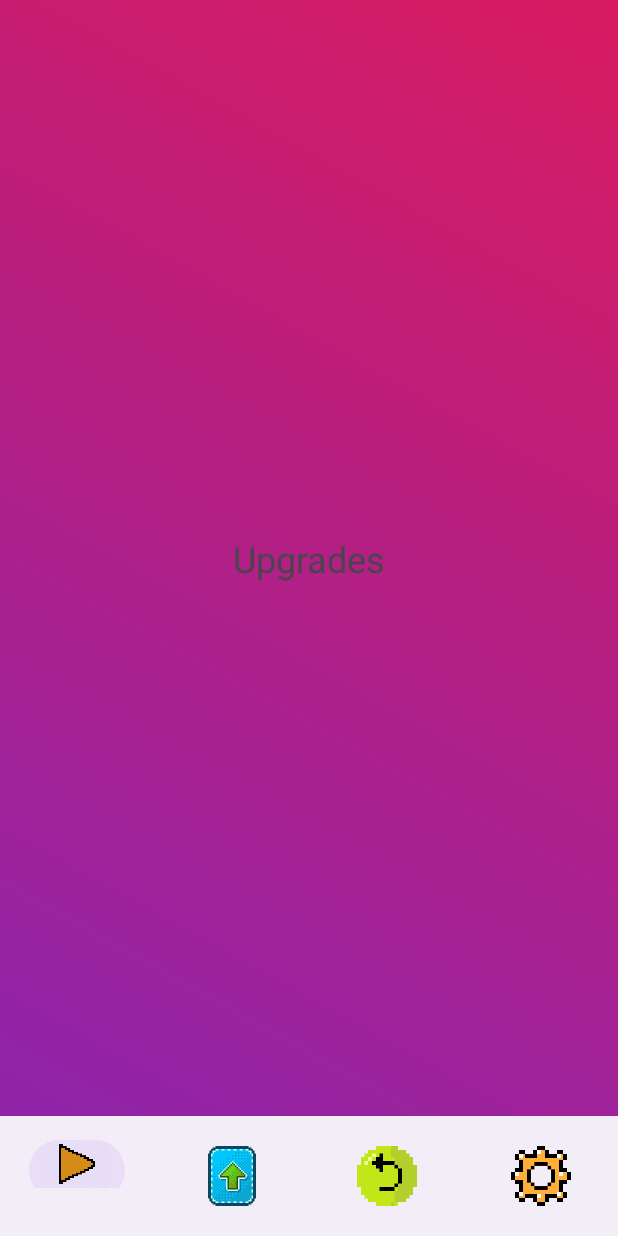
After one commit to KTUccgame/Mobil, an Android app: the fragment UpgradesFragment placed in its activity, on a phone screen of 412 x 824 dp. The commit adds this screen. Run offline under Robolectric (Android 15) with nearby library versions, the phone set to English and light mode, and no system bars; our stand-ins replace Room's generated code.

Commit message:
Menu, gradients
Added bottom menu for navigation between windows
Added background for each window in the form of gradients

```diff
--- a/app/src/main/java/com/example/mobilclicker/MainActivity.java
+++ b/app/src/main/java/com/example/mobilclicker/MainActivity.java
@@ -12,6 +12,10 @@ import androidx.appcompat.app.AppCompatActivity;
 import androidx.core.graphics.Insets;
 import androidx.core.view.ViewCompat;
 import androidx.core.view.WindowInsetsCompat;
+import androidx.fragment.app.Fragment;
+import androidx.fragment.app.FragmentManager;
+
+import com.google.android.material.bottomnavigation.BottomNavigationView;
 
 public class MainActivity extends AppCompatActivity {
     AppDatabase _db;
@@ -22,16 +26,13 @@ public class MainActivity extends AppCompatActivity {
     @Override
     protected void onCreate(Bundle savedInstanceState) {
         super.onCreate(savedInstanceState);
-        EdgeToEdge.enable(this);
         setContentView(R.layout.activity_main);
-        ViewCompat.setOnApplyWindowInsetsListener(findViewById(R.id.main), (v, insets) -> {
-            Insets systemBars = insets.getInsets(WindowInsetsCompat.Type.systemBars());
-            v.setPadding(systemBars.left, systemBars.top, systemBars.right, systemBars.bottom);
-            return insets;
 
+        //Nustatome ikonas į default spalvas
+        BottomNavigationView bottomNavigationView = findViewById(R.id.bottom_navigation);
+        bottomNavigationView.setItemIconTintList(null);
 
-        });
-
+        //Senų mygtuku nustatymas
         _button = findViewById((R.id.button));
         _textview = findViewById(R.id.textview);
         _db = AppActivity.getDatabase();
@@ -60,5 +61,41 @@ public class MainActivity extends AppCompatActivity {
                 // call update points here
             }
         });
+
+
+
+
+        //Menu navigacija
+        bottomNavigationView.setOnItemSelectedListener(item -> {
+            FragmentManager fragmentManager = getSupportFragmentManager();
+            Fragment selectedFragment = null;
+
+            if (item.getItemId() == R.id.nav_play) {
+                fragmentManager.popBackStack(null, FragmentManager.POP_BACK_STACK_INCLUSIVE);
+                return true;
+            } else if (item.getItemId() == R.id.nav_upgrades) {
+                selectedFragment = new UpgradesFragment();
+            } else if (item.getItemId() == R.id.nav_rebirth) {
+                selectedFragment = new RebirthFragment();
+            } else if (item.getItemId() == R.id.nav_settings) {
+                selectedFragment = new SettingsFragment();
+            }
+
+            if (selectedFragment != null) {
+                fragmentManager.beginTransaction()
+                        .replace(R.id.fragment_container, selectedFragment)
+                        .addToBackStack(null) // Leidžia grįžti atgal į Play ekraną
+                        .commit();
+            }
+
+            return true;
+        });
+
+        // Automatiškai nustatome Play ekraną kaip pradinį
+        if (savedInstanceState == null) {
+            bottomNavigationView.setSelectedItemId(R.id.nav_play);
+        }
+
+
     }
 }
--- /dev/null
+++ b/app/src/main/java/com/example/mobilclicker/UpgradesFragment.java
@@ -0,0 +1,28 @@
+package com.example.mobilclicker;
+
+import android.os.Bundle;
+import android.os.Handler;
+import android.view.LayoutInflater;
+import android.view.View;
+import android.view.ViewGroup;
+
+import androidx.fragment.app.Fragment;
+
+public class UpgradesFragment extends Fragment {
+
+
+    private  boolean isGeneratorActive = false;
+    private Handler handler = new Handler();
+
+
+    public UpgradesFragment() {
+        // Reikalingas tuščias konstruktorius
+    }
+
+    @Override
+    public View onCreateView(LayoutInflater inflater, ViewGroup container,
+                             Bundle savedInstanceState) {
+        // Sukuriame ir grąžiname fragmento vaizdą
+        return inflater.inflate(R.layout.fragment_upgrades, container, false);
+    }
+}
--- /dev/null
+++ b/app/src/main/res/drawable/gradient_play.xml
@@ -0,0 +1,7 @@
+<shape xmlns:android="http://schemas.android.com/apk/res/android">
+    <gradient
+        android:angle="45"
+        android:startColor="#FF0000"
+        android:endColor="#FFFF00"
+        android:type="linear" />
+</shape>
--- /dev/null
+++ b/app/src/main/res/drawable/gradient_upgrades.xml
@@ -0,0 +1,7 @@
+<shape xmlns:android="http://schemas.android.com/apk/res/android">
+    <gradient
+        android:angle="45"
+        android:startColor="#8E24AA"
+        android:endColor="#D81B60"
+        android:type="linear" />
+</shape>
--- a/app/src/main/res/layout/activity_main.xml
+++ b/app/src/main/res/layout/activity_main.xml
@@ -5,7 +5,8 @@
     android:id="@+id/main"
     android:layout_width="match_parent"
     android:layout_height="match_parent"
-    tools:context=".MainActivity">
+    tools:context=".MainActivity"
+    android:background="@drawable/gradient_play">
 
     <TextView
         android:id="@+id/textview"
@@ -27,38 +28,29 @@
         android:layout_marginBottom="241dp"
         android:text="LostInAndroid"
         app:layout_constraintBottom_toBottomOf="parent"
-        app:layout_constraintEnd_toEndOf="parent" />
+        app:layout_constraintEnd_toEndOf="parent"
+        tools:ignore="HardcodedText" />
 
-    <Button
-        android:id="@+id/button2"
-        android:layout_width="125dp"
-        android:layout_height="75dp"
-        android:layout_marginStart="10dp"
-        android:layout_marginBottom="8dp"
-        android:text="Main?"
+    <FrameLayout
+        android:id="@+id/fragment_container"
+        android:layout_width="0dp"
+        android:layout_height="0dp"
+        app:layout_constraintBottom_toTopOf="@id/bottom_navigation"
+        app:layout_constraintStart_toStartOf="parent"
+        app:layout_constraintEnd_toEndOf="parent"
+        app:layout_constraintTop_toTopOf="parent" />
+
+    <!-- Bottom Navigation View -->
+    <com.google.android.material.bottomnavigation.BottomNavigationView
+        android:id="@+id/bottom_navigation"
+        android:layout_width="0dp"
+        android:layout_height="wrap_content"
+        app:itemIconSize="40dp"
+        app:labelVisibilityMode="auto"
         app:layout_constraintBottom_toBottomOf="parent"
-        app:layout_constraintStart_toStartOf="parent" />
+        app:layout_constraintStart_toStartOf="parent"
+        app:layout_constraintEnd_toEndOf="parent"
+        app:menu="@menu/bottom_nav_menu" />
 
-    <Button
-        android:id="@+id/button3"
-        android:layout_width="125dp"
-        android:layout_height="75dp"
-        android:layout_marginEnd="10dp"
-        android:layout_marginBottom="8dp"
-        android:text="Misc?"
-        app:layout_constraintBottom_toBottomOf="parent"
-        app:layout_constraintEnd_toEndOf="parent" />
-
-    <Button
-        android:id="@+id/button4"
-        android:layout_width="125dp"
-        android:layout_height="75dp"
-        android:layout_marginStart="8dp"
-        android:layout_marginEnd="8dp"
-        android:layout_marginBottom="8dp"
-        android:text="Shop?"
-        app:layout_constraintBottom_toBottomOf="parent"
-        app:layout_constraintEnd_toStartOf="@+id/button3"
-        app:layout_constraintStart_toEndOf="@+id/button2" />
 
 </androidx.constraintlayout.widget.ConstraintLayout>
--- /dev/null
+++ b/app/src/main/res/layout/fragment_upgrades.xml
@@ -0,0 +1,21 @@
+<?xml version="1.0" encoding="utf-8"?>
+<androidx.constraintlayout.widget.ConstraintLayout xmlns:android="http://schemas.android.com/apk/res/android"
+    xmlns:app="http://schemas.android.com/apk/res-auto"
+    xmlns:tools="http://schemas.android.com/tools"
+    android:layout_width="match_parent"
+    android:layout_height="match_parent"
+    tools:context=".UpgradesFragment"
+    android:background="@drawable/gradient_upgrades">
+
+    <TextView
+        android:id="@+id/text_upgrades"
+        android:layout_width="wrap_content"
+        android:layout_height="wrap_content"
+        android:text="Upgrades"
+        android:textSize="24sp"
+        app:layout_constraintBottom_toBottomOf="parent"
+        app:layout_constraintEnd_toEndOf="parent"
+        app:layout_constraintStart_toStartOf="parent"
+        app:layout_constraintTop_toTopOf="parent"
+        tools:ignore="HardcodedText" />
+</androidx.constraintlayout.widget.ConstraintLayout>
--- /dev/null
+++ b/app/src/main/res/menu/bottom_nav_menu.xml
@@ -0,0 +1,29 @@
+<?xml version="1.0" encoding="utf-8"?>
+<menu xmlns:tools="http://schemas.android.com/tools"
+    xmlns:android="http://schemas.android.com/apk/res/android">
+
+    <!-- Play -->
+    <item
+        android:id="@+id/nav_play"
+        android:icon="@drawable/play"
+        tools:ignore="MenuTitle" />
+
+    <!-- Upgrades -->
+    <item
+        android:id="@+id/nav_upgrades"
+        android:icon="@drawable/upgrade"
+        tools:ignore="MenuTitle" />
+
+    <!-- Rebirth -->
+    <item
+        android:id="@+id/nav_rebirth"
+        android:icon="@drawable/rebirth"
+        tools:ignore="MenuTitle" />
+
+    <!-- Settings -->
+    <item
+        android:id="@+id/nav_settings"
+        android:icon="@drawable/settings"
+        tools:ignore="MenuTitle" />
+
+</menu>
--- a/app/src/main/res/values/colors.xml
+++ b/app/src/main/res/values/colors.xml
@@ -2,4 +2,8 @@
 <resources>
     <color name="black">#FF000000</color>
     <color name="white">#FFFFFFFF</color>
+    <color name="bg_play">#FF0000</color> <!-- Raudona -->
+    <color name="bg_upgrades">#00FF00</color> <!-- Žalia -->
+    <color name="bg_rebirth">#0000FF</color> <!-- Mėlyna -->
+    <color name="bg_settings">#FFFF00</color> <!-- Geltona -->
 </resources>
```
Also changed, not shown: app/src/main/java/com/example/mobilclicker/MainActivity2.java (deleted, +0 -24 lines), app/src/main/java/com/example/mobilclicker/RebirthFragment.java (added, +22 -0 lines), app/src/main/java/com/example/mobilclicker/SettingsFragment.java (added, +22 -0 lines), app/src/main/res/drawable/gradient_rebirth.xml (added, +7 -0 lines), app/src/main/res/drawable/gradient_settings.xml (added, +7 -0 lines), app/src/main/res/layout/activity_main2.xml (deleted, +0 -10 lines), app/src/main/res/layout/fragment_rebirth.xml (added, +21 -0 lines), app/src/main/res/layout/fragment_settings.xml (added, +20 -0 lines), app/src/main/res/drawable/play.png (added), app/src/main/res/drawable/rebirth.png (added), app/src/main/res/drawable/settings.png (added), app/src/main/res/drawable/upgrade.png (added).
